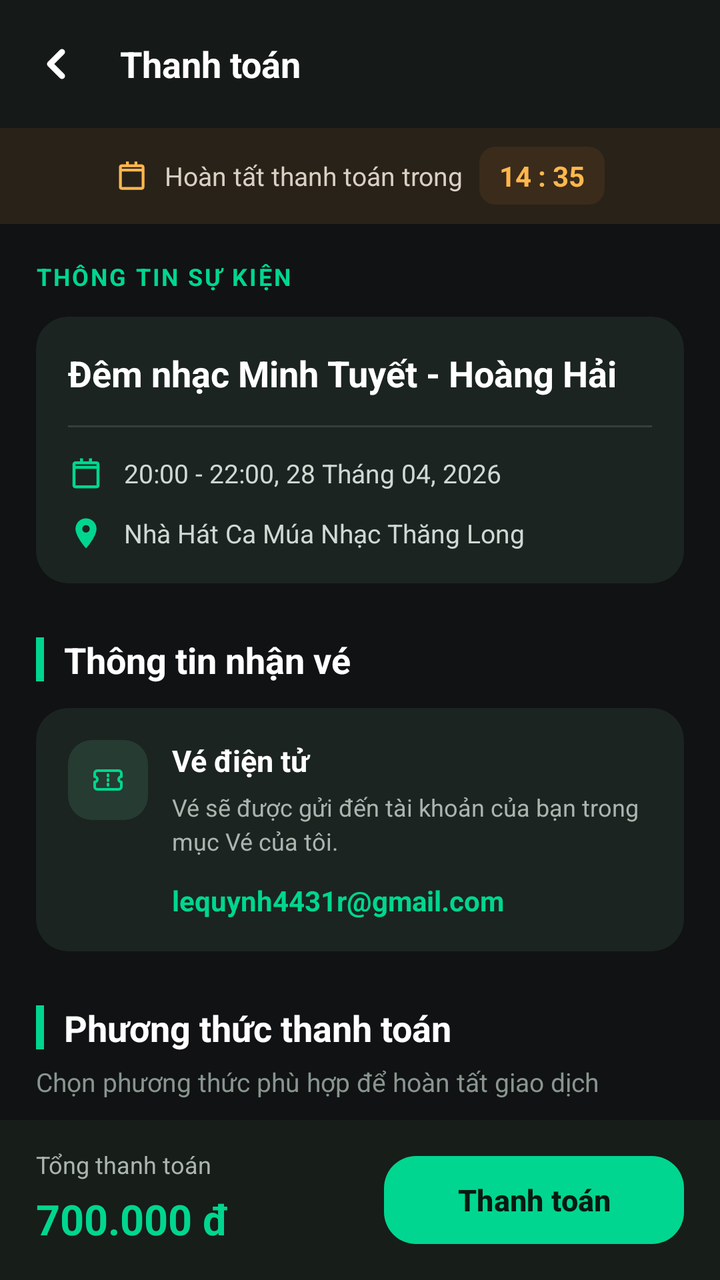
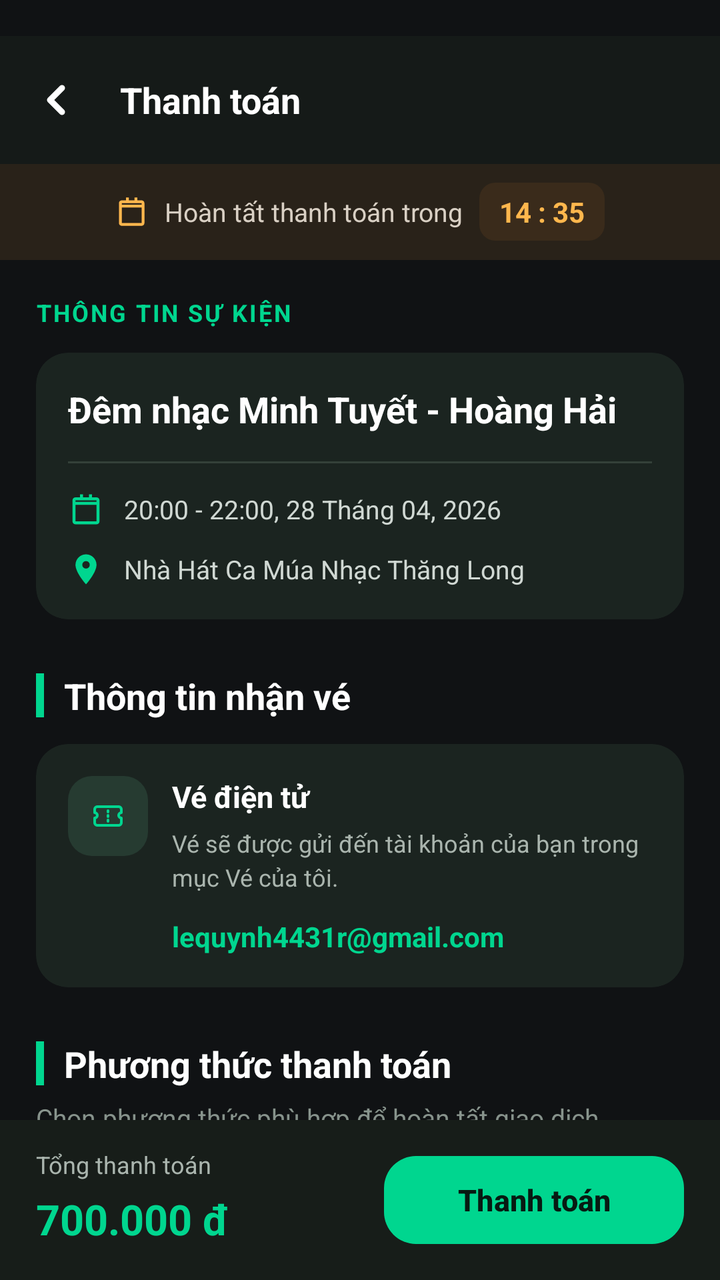

Compare the two renders of this Android layout. The source of the first and the diff that turns it into the second are given below.
<!-- AndroidManifest.xml: application theme Theme.MusicApp -->
<!-- res/layout/fragment_payment.xml -->
<?xml version="1.0" encoding="utf-8"?>
<androidx.constraintlayout.widget.ConstraintLayout xmlns:android="http://schemas.android.com/apk/res/android"
    xmlns:app="http://schemas.android.com/apk/res-auto"
    xmlns:tools="http://schemas.android.com/tools"
    android:layout_width="match_parent"
    android:layout_height="match_parent"
    android:background="#101214">

    
    <androidx.appcompat.widget.Toolbar
        android:id="@+id/toolbar"
        android:layout_width="match_parent"
        android:layout_height="?attr/actionBarSize"
        android:background="#151A18"
        app:contentInsetStartWithNavigation="0dp"
        app:layout_constraintTop_toTopOf="parent"
        app:navigationIcon="@drawable/ic_back"
        app:navigationIconTint="#FFFFFF"
        app:title="Thanh toán"
        app:titleTextAppearance="@style/ToolbarTitleStyle"
        app:titleTextColor="#FFFFFF" />

    
    <LinearLayout
        android:id="@+id/bannerTimer"
        android:layout_width="match_parent"
        android:layout_height="48dp"
        android:background="#292219"
        android:gravity="center"
        android:orientation="horizontal"
        app:layout_constraintTop_toBottomOf="@id/toolbar">

        <ImageView
            android:layout_width="17dp"
            android:layout_height="17dp"
            android:src="@drawable/ic_date"
            app:tint="#FFB74D" />

        <TextView
            android:layout_width="wrap_content"
            android:layout_height="wrap_content"
            android:layout_marginStart="8dp"
            android:text="Hoàn tất thanh toán trong"
            android:textColor="#D9D0C4"
            android:textSize="13sp" />

        <TextView
            android:id="@+id/tvTimer"
            android:layout_width="wrap_content"
            android:layout_height="wrap_content"
            android:layout_marginStart="8dp"
            android:background="@drawable/bg_timer"
            android:paddingHorizontal="10dp"
            android:paddingVertical="5dp"
            android:text="14 : 35"
            android:textColor="#FFB74D"
            android:textSize="14sp"
            android:textStyle="bold" />

    </LinearLayout>

    
    <androidx.core.widget.NestedScrollView
        android:layout_width="match_parent"
        android:layout_height="0dp"
        android:clipToPadding="false"
        android:fillViewport="true"
        android:paddingBottom="16dp"
        app:layout_constraintBottom_toTopOf="@id/bottomBar"
        app:layout_constraintTop_toBottomOf="@id/bannerTimer">

        <LinearLayout
            android:layout_width="match_parent"
            android:layout_height="wrap_content"
            android:orientation="vertical"
            android:padding="18dp">

            
            <TextView
                android:layout_width="wrap_content"
                android:layout_height="wrap_content"
                android:letterSpacing="0.08"
                android:text="THÔNG TIN SỰ KIỆN"
                android:textColor="#00D68F"
                android:textSize="12sp"
                android:textStyle="bold" />

            <androidx.cardview.widget.CardView
                android:layout_width="match_parent"
                android:layout_height="wrap_content"
                android:layout_marginTop="12dp"
                app:cardBackgroundColor="#1B2420"
                app:cardCornerRadius="16dp"
                app:cardElevation="0dp">

                <LinearLayout
                    android:layout_width="match_parent"
                    android:layout_height="wrap_content"
                    android:orientation="vertical"
                    android:padding="16dp">

                    <TextView
                        android:layout_width="match_parent"
                        android:layout_height="wrap_content"
                        android:lineSpacingExtra="3dp"
                        android:text="Đêm nhạc Minh Tuyết - Hoàng Hải"
                        android:textColor="#FFFFFF"
                        android:textSize="18sp"
                        android:textStyle="bold" />

                    <View
                        android:layout_width="match_parent"
                        android:layout_height="1dp"
                        android:layout_marginVertical="14dp"
                        android:background="#344139" />

                    <LinearLayout
                        android:layout_width="match_parent"
                        android:layout_height="wrap_content"
                        android:gravity="center_vertical"
                        android:orientation="horizontal">

                        <ImageView
                            android:layout_width="18dp"
                            android:layout_height="18dp"
                            android:src="@drawable/ic_date"
                            app:tint="#00D68F" />

                        <TextView
                            android:layout_width="0dp"
                            android:layout_height="wrap_content"
                            android:layout_marginStart="10dp"
                            android:layout_weight="1"
                            android:text="20:00 - 22:00, 28 Tháng 04, 2026"
                            android:textColor="#D0D8D3"
                            android:textSize="13sp" />

                    </LinearLayout>

                    <LinearLayout
                        android:layout_width="match_parent"
                        android:layout_height="wrap_content"
                        android:layout_marginTop="12dp"
                        android:gravity="center_vertical"
                        android:orientation="horizontal">

                        <ImageView
                            android:layout_width="18dp"
                            android:layout_height="18dp"
                            android:src="@drawable/ic_location"
                            app:tint="#00D68F" />

                        <TextView
                            android:layout_width="0dp"
                            android:layout_height="wrap_content"
                            android:layout_marginStart="10dp"
                            android:layout_weight="1"
                            android:text="Nhà Hát Ca Múa Nhạc Thăng Long"
                            android:textColor="#D0D8D3"
                            android:textSize="13sp" />

                    </LinearLayout>

                </LinearLayout>
            </androidx.cardview.widget.CardView>

            
            <LinearLayout
                android:layout_width="match_parent"
                android:layout_height="wrap_content"
                android:layout_marginTop="26dp"
                android:gravity="center_vertical"
                android:orientation="horizontal">

                <View
                    android:layout_width="4dp"
                    android:layout_height="22dp"
                    android:background="#00D68F" />

                <TextView
                    android:layout_width="wrap_content"
                    android:layout_height="wrap_content"
                    android:layout_marginStart="10dp"
                    android:text="Thông tin nhận vé"
                    android:textColor="#FFFFFF"
                    android:textSize="18sp"
                    android:textStyle="bold" />

            </LinearLayout>

            <androidx.cardview.widget.CardView
                android:layout_width="match_parent"
                android:layout_height="wrap_content"
                android:layout_marginTop="12dp"
                app:cardBackgroundColor="#1B2420"
                app:cardCornerRadius="16dp"
                app:cardElevation="0dp">

                <LinearLayout
                    android:layout_width="match_parent"
                    android:layout_height="wrap_content"
                    android:orientation="horizontal"
                    android:padding="16dp">

                    <ImageView
                        android:layout_width="40dp"
                        android:layout_height="40dp"
                        android:background="@drawable/bg_icon_green"
                        android:padding="10dp"
                        android:src="@drawable/ic_ticket"
                        app:tint="#00D68F" />

                    <LinearLayout
                        android:layout_width="0dp"
                        android:layout_height="wrap_content"
                        android:layout_marginStart="12dp"
                        android:layout_weight="1"
                        android:orientation="vertical">

                        <TextView
                            android:layout_width="match_parent"
                            android:layout_height="wrap_content"
                            android:text="Vé điện tử"
                            android:textColor="#FFFFFF"
                            android:textSize="15sp"
                            android:textStyle="bold" />

                        <TextView
                            android:layout_width="match_parent"
                            android:layout_height="wrap_content"
                            android:layout_marginTop="5dp"
                            android:lineSpacingExtra="3dp"
                            android:text="Vé sẽ được gửi đến tài khoản của bạn trong mục Vé của tôi."
                            android:textColor="#AAB5AE"
                            android:textSize="12sp" />

                        <TextView
                            android:id="@+id/tvUserEmail"
                            android:layout_width="match_parent"
                            android:layout_height="wrap_content"
                            android:layout_marginTop="12dp"
                            android:text="lequynh4431r@gmail.com"
                            android:textColor="#00D68F"
                            android:textSize="14sp"
                            android:textStyle="bold" />

                    </LinearLayout>

                </LinearLayout>
            </androidx.cardview.widget.CardView>

            
            <LinearLayout
                android:layout_width="match_parent"
                android:layout_height="wrap_content"
                android:layout_marginTop="26dp"
                android:gravity="center_vertical"
                android:orientation="horizontal">

                <View
                    android:layout_width="4dp"
                    android:layout_height="22dp"
                    android:background="#00D68F" />

                <TextView
                    android:layout_width="wrap_content"
                    android:layout_height="wrap_content"
                    android:layout_marginStart="10dp"
                    android:text="Phương thức thanh toán"
                    android:textColor="#FFFFFF"
                    android:textSize="18sp"
                    android:textStyle="bold" />

            </LinearLayout>

            <TextView
                android:layout_width="match_parent"
                android:layout_height="wrap_content"
                android:layout_marginTop="6dp"
                android:text="Chọn phương thức phù hợp để hoàn tất giao dịch"
                android:textColor="#89958E"
                android:textSize="13sp" />

            <androidx.cardview.widget.CardView
                android:layout_width="match_parent"
                android:layout_height="wrap_content"
                android:layout_marginTop="14dp"
                app:cardBackgroundColor="#1B2420"
                app:cardCornerRadius="16dp"
                app:cardElevation="0dp">

                <androidx.recyclerview.widget.RecyclerView
                    android:id="@+id/rvPaymentMethods"
                    android:layout_width="match_parent"
                    android:layout_height="wrap_content"
                    android:clipToPadding="false"
                    android:nestedScrollingEnabled="false"
                    android:paddingVertical="8dp"
                    tools:listitem="@layout/item_payment_method" />

            </androidx.cardview.widget.CardView>

        </LinearLayout>
    </androidx.core.widget.NestedScrollView>

    
    <androidx.constraintlayout.widget.ConstraintLayout
        android:id="@+id/bottomBar"
        android:layout_width="match_parent"
        android:layout_height="wrap_content"
        android:background="#171D19"
        android:elevation="12dp"
        android:paddingHorizontal="18dp"
        android:paddingVertical="14dp"
        app:layout_constraintBottom_toBottomOf="parent">

        <TextView
            android:id="@+id/tvTotalLabel"
            android:layout_width="wrap_content"
            android:layout_height="wrap_content"
            android:text="Tổng thanh toán"
            android:textColor="#AAB5AE"
            android:textSize="12sp"
            app:layout_constraintStart_toStartOf="parent"
            app:layout_constraintTop_toTopOf="parent" />

        <TextView
            android:id="@+id/tvTotalBottom"
            android:layout_width="wrap_content"
            android:layout_height="wrap_content"
            android:layout_marginTop="5dp"
            android:text="700.000 đ"
            android:textColor="#00D68F"
            android:textSize="21sp"
            android:textStyle="bold"
            app:layout_constraintStart_toStartOf="parent"
            app:layout_constraintTop_toBottomOf="@id/tvTotalLabel" />

        <com.google.android.material.button.MaterialButton
            android:id="@+id/btnPayment"
            android:layout_width="150dp"
            android:layout_height="52dp"
            android:text="Thanh toán"
            android:textAllCaps="false"
            android:textColor="#071A12"
            android:textSize="15sp"
            android:textStyle="bold"
            app:backgroundTint="#00D68F"
            app:cornerRadius="16dp"
            app:layout_constraintBottom_toBottomOf="parent"
            app:layout_constraintEnd_toEndOf="parent"
            app:layout_constraintTop_toTopOf="parent" />

    </androidx.constraintlayout.widget.ConstraintLayout>

</androidx.constraintlayout.widget.ConstraintLayout>
<!-- res/layout/item_payment_method.xml (included above) -->
<?xml version="1.0" encoding="utf-8"?>
<LinearLayout xmlns:android="http://schemas.android.com/apk/res/android"
    android:layout_width="match_parent"
    android:layout_height="wrap_content"
    android:layout_marginHorizontal="12dp"
    android:layout_marginVertical="5dp"
    android:background="@drawable/bg_payment_method"
    android:gravity="center_vertical"
    android:orientation="vertical"
    android:padding="14dp">

    <LinearLayout
        android:layout_width="match_parent"
        android:layout_height="wrap_content"
        android:gravity="center_vertical"
        android:orientation="horizontal">

        
        <RadioButton
            android:id="@+id/rbPayment"
            android:layout_width="24dp"
            android:layout_height="24dp"
            android:layout_marginEnd="12dp"
            android:buttonTint="@color/payment_radio_tint"
            android:clickable="false"
            android:focusable="false"
            android:padding="0dp" />

        
        <FrameLayout
            android:layout_width="56dp"
            android:layout_height="56dp"
            android:background="@drawable/bg_payment_logo"
            android:padding="8dp">

            <ImageView
                android:id="@+id/ivLogo"
                android:layout_width="match_parent"
                android:layout_height="match_parent"
                android:scaleType="fitCenter"
                android:src="@drawable/logo_shopeepay" />

        </FrameLayout>

        
        <LinearLayout
            android:layout_width="0dp"
            android:layout_height="wrap_content"
            android:layout_marginStart="14dp"
            android:layout_weight="1"
            android:orientation="vertical">

            <TextView
                android:id="@+id/tvPaymentName"
                android:layout_width="match_parent"
                android:layout_height="wrap_content"
                android:ellipsize="end"
                android:maxLines="2"
                android:text="ShopeePay"
                android:textColor="#FFFFFF"
                android:textSize="15sp"
                android:textStyle="bold" />

            <TextView
                android:id="@+id/tvPaymentDescription"
                android:layout_width="match_parent"
                android:layout_height="wrap_content"
                android:layout_marginTop="4dp"
                android:ellipsize="end"
                android:maxLines="2"
                android:text="Thanh toán nhanh chóng và an toàn"
                android:textColor="#929B95"
                android:textSize="12sp" />

        </LinearLayout>

        
        <ImageView
            android:id="@+id/ivSelected"
            android:layout_width="20dp"
            android:layout_height="20dp"
            android:layout_marginStart="8dp"
            android:contentDescription="Đã chọn"
            android:src="@drawable/ic_check_circle"
            android:tint="#00D68F"
            android:visibility="gone" />

    </LinearLayout>

    
    <LinearLayout
        android:id="@+id/layoutSubIcons"
        android:layout_width="match_parent"
        android:layout_height="wrap_content"
        android:layout_marginStart="92dp"
        android:layout_marginTop="10dp"
        android:gravity="center_vertical"
        android:orientation="horizontal"
        android:visibility="gone" />

</LinearLayout>
<!-- resources referenced by this layout -->
<resources>
  <!-- drawable bg_icon_green (drawable) -->
  <?xml version="1.0" encoding="utf-8"?>
  <shape xmlns:android="http://schemas.android.com/apk/res/android">
      <solid android:color="#263B31" />
      <corners android:radius="12dp" />
  </shape>
  <!-- drawable bg_payment_logo (drawable) -->
  <?xml version="1.0" encoding="utf-8"?>
  <shape xmlns:android="http://schemas.android.com/apk/res/android">
      <solid android:color="#FFFFFF" />
      <corners android:radius="10dp" />
  </shape>
  <!-- drawable bg_payment_method (drawable) -->
  <?xml version="1.0" encoding="utf-8"?>
  <shape xmlns:android="http://schemas.android.com/apk/res/android">
      <solid android:color="#202923" />
      <corners android:radius="14dp" />
      <stroke
          android:width="1dp"
          android:color="#344139" />
  </shape>
  <!-- drawable bg_timer (drawable) -->
  <?xml version="1.0" encoding="utf-8"?>
  <shape xmlns:android="http://schemas.android.com/apk/res/android">
  
      <solid android:color="#3A2B1B" />
  
      <corners android:radius="8dp" />
  </shape>
  <!-- drawable ic_back (drawable) -->
  <vector xmlns:android="http://schemas.android.com/apk/res/android"
      android:width="24dp"
      android:height="24dp"
      android:viewportWidth="24"
      android:viewportHeight="24">
  
      <path
          android:fillColor="@android:color/transparent"
          android:pathData="M15,6 L9,12 L15,18"
          android:strokeWidth="3"
          android:strokeColor="@color/white"
          android:strokeLineCap="round"
          android:strokeLineJoin="round" />
  </vector>
  <!-- drawable ic_check_circle (drawable) -->
  <vector xmlns:android="http://schemas.android.com/apk/res/android"
      android:width="24dp"
      android:height="24dp"
      android:viewportWidth="24"
      android:viewportHeight="24">
  
      <path
          android:fillColor="#00D68F"
          android:pathData="M12,2C6.48,2 2,6.48 2,12s4.48,10 10,10 10,-4.48 10,-10S17.52,2 12,2zM10,17l-5,-5 1.41,-1.41L10,14.17l7.59,-7.59L19,8l-9,9z" />
  
  </vector>
  <!-- drawable ic_date (drawable) -->
  <vector xmlns:android="http://schemas.android.com/apk/res/android"
      android:width="24dp"
      android:height="24dp"
      android:viewportWidth="24"
      android:viewportHeight="24">
  
      <path
          android:fillColor="@android:color/white"
          android:pathData="M19,4h-3V2h-2v2h-4V2H8v2H5C3.89,4,3,4.9,3,6v14c0,1.1,0.89,2,2,2h14c1.1,0,2-0.9,2-2V6C21,4.9,20.1,4,19,4z M19,20H5V9h14V20z M19,7H5V6h14V7z" />
  </vector>
  <!-- drawable ic_location (drawable) -->
  <vector xmlns:android="http://schemas.android.com/apk/res/android"
      android:width="24dp"
      android:height="24dp"
      android:viewportWidth="24"
      android:viewportHeight="24">
      <path
          android:fillColor="@color/red"
          android:pathData="M12,2C8.13,2 5,5.13 5,9c0,5.25 7,13 7,13s7,-7.75 7,-13c0,-3.87 -3.13,-7 -7,-7zM12,11.5c-1.38,0 -2.5,-1.12 -2.5,-2.5s1.12,-2.5 2.5,-2.5 2.5,1.12 2.5,2.5 -1.12,2.5 -2.5,2.5z"/>
  </vector>
  <style name="ToolbarTitleStyle">
          <item name="android:textSize">18sp</item>
          <item name="android:textStyle">bold</item>
          <item name="android:fontFamily">sans</item>
      </style>
  <style name="Theme.MusicApp" parent="Base.Theme.MusicApp" />
  <color name="white">#FFFFFFFF</color>
  <color name="red">#EE794A</color>
  <style name="Base.Theme.MusicApp" parent="Theme.Material3.DayNight.NoActionBar">
          
          
      </style>
  <!-- unchanged entries left out for length: 2 -->
</resources>

<!-- the commit's change to res/layout/fragment_payment.xml (unified diff, before → after) -->
@@ -8,6 +8,7 @@
 
     
     <androidx.appcompat.widget.Toolbar
+        android:layout_marginTop="18dp"
         android:id="@+id/toolbar"
         android:layout_width="match_parent"
         android:layout_height="?attr/actionBarSize"
